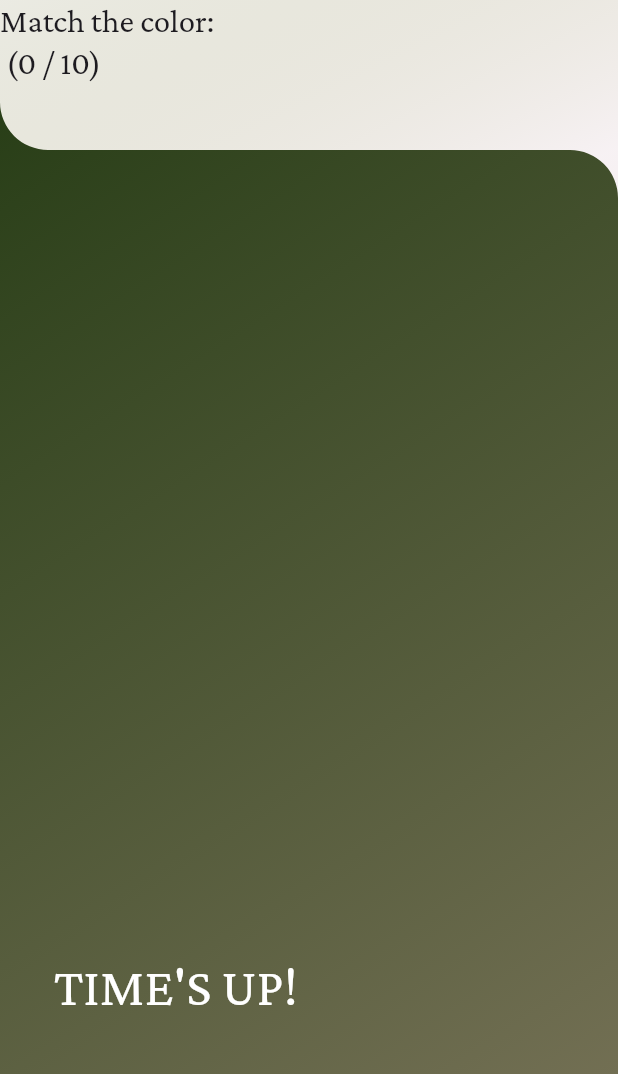
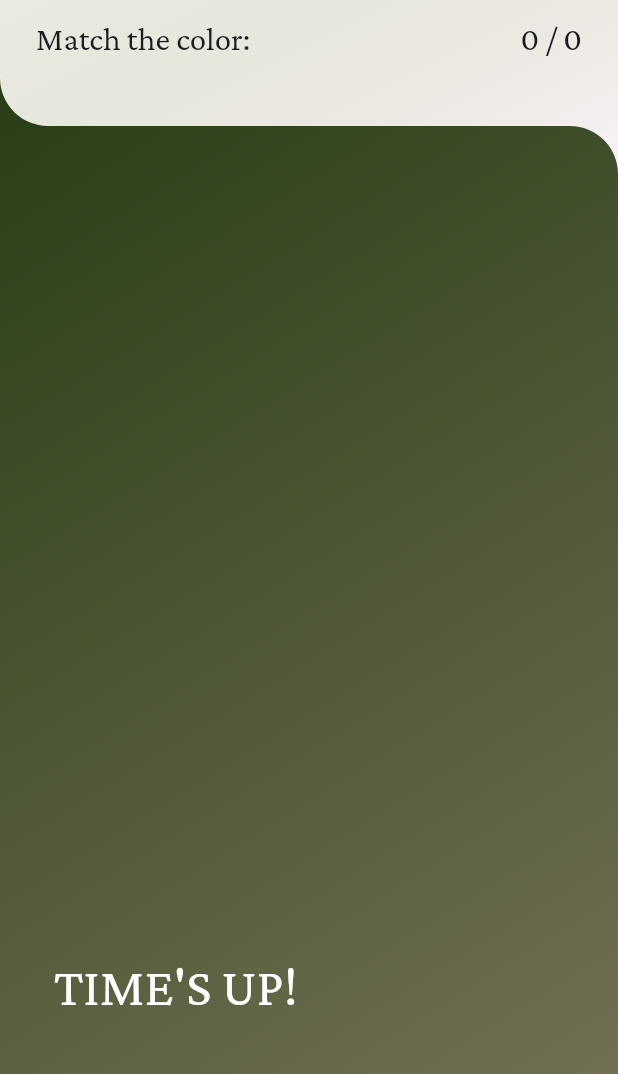
Before and after one commit to MichaelRFairhurst/artists_eye, a Flutter app: the Play screen opened directly with empty values, on a phone screen of 412 x 824 dp, the part 162-1236 px from its top. Run offline on Flutter 3.47's test engine with Material 3 defaults, Android fonts, the light colour scheme and no system bars; our stand-ins replace google_fonts; missing offline and left inert: flutter_color_models; Roboto replaces fonts that are missing (Alata).

Commit message:
Correct/incorrect text tweaks, stop game when done, plurals.

```diff
--- a/lib/src/play/routes/play.dart
+++ b/lib/src/play/routes/play.dart
@@ -75,6 +75,9 @@ class _PlayState extends State<Play> {
 
   @override
   Widget build(BuildContext context) {
+    final incorrectStr = score.incorrect == 1
+        ? '${score.incorrect} mistake'
+        : '${score.incorrect} mistakes';
     return ArtistsEyeScaffold(
       thumb: ThumbWidget(
         text: 'Find me!',
@@ -85,8 +88,29 @@ class _PlayState extends State<Play> {
         crossAxisAlignment: CrossAxisAlignment.stretch,
         verticalDirection: VerticalDirection.up,
         children: [
-          Text('Match the color:\n (${score.correct} / 10)',
-              style: Theme.of(context).textTheme.titleLarge),
+          Padding(
+            padding:
+                const EdgeInsets.symmetric(horizontal: 24).copyWith(top: 12),
+            child: Row(
+              children: [
+                Text(
+                  'Match the color:',
+                  style: Theme.of(context).textTheme.titleLarge,
+                ),
+                const Spacer(),
+                if (score.incorrect == 0)
+                  Text(
+                    '${score.correct} / ${widget.challenge.goal}',
+                    style: Theme.of(context).textTheme.titleLarge,
+                  )
+                else
+                  Text(
+                    '${score.correct} / ${widget.challenge.goal}\n$incorrectStr',
+                    style: Theme.of(context).textTheme.titleLarge,
+                  ),
+              ],
+            ),
+          ),
           const SizedBox(height: 12),
           Expanded(
             child: Stack(
@@ -127,7 +151,7 @@ class _PlayState extends State<Play> {
                   child: Timer(
                     buffer: const Duration(milliseconds: 1500),
                     duration: widget.challenge.time,
-                    onDone: timeUp,
+                    onDone: endPlay,
                   ),
                 ),
               ],
@@ -138,7 +162,7 @@ class _PlayState extends State<Play> {
     );
   }
 
-  void timeUp() {
+  void endPlay() {
     final records = widget.challenge.getNewRecords(score);
     Navigator.of(context).pushReplacement(
       MaterialPageRoute(
@@ -173,9 +197,13 @@ class _PlayState extends State<Play> {
       ),
     );
 
-    setState(() {
-      newPuzzle();
-    });
+    if (widget.challenge.finished(score)) {
+      endPlay();
+    } else {
+      setState(() {
+        newPuzzle();
+      });
+    }
   }
 
   double labColorDistance(Color a, Color b) {
```
Also changed, not shown: lib/src/play/widgets/record_carousel.dart (+7 -6 lines).
